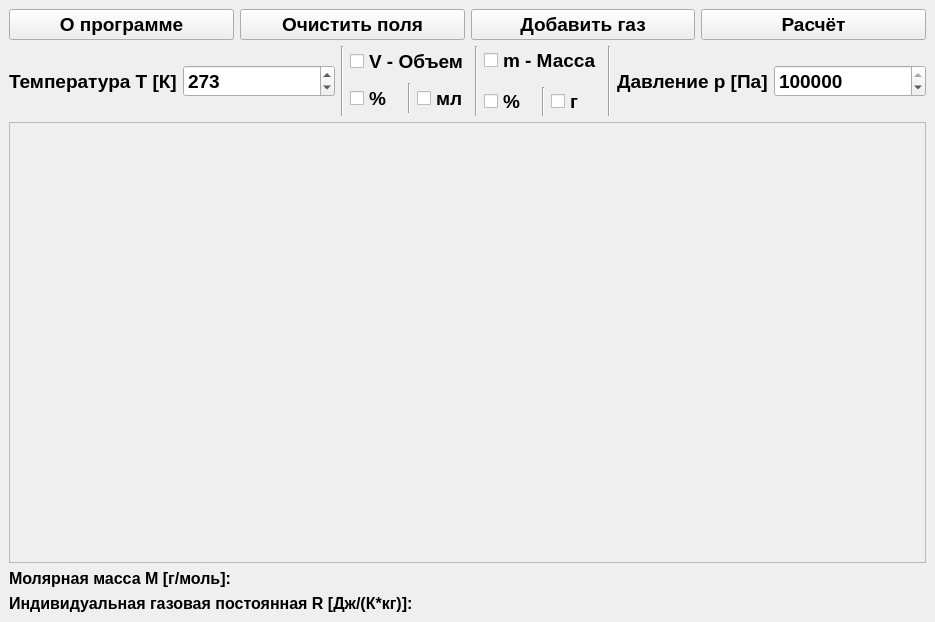
I-m-good-man/Gas-calculator, file ui/base_qt_ui/ui_main_window.ui: the form before one commit.
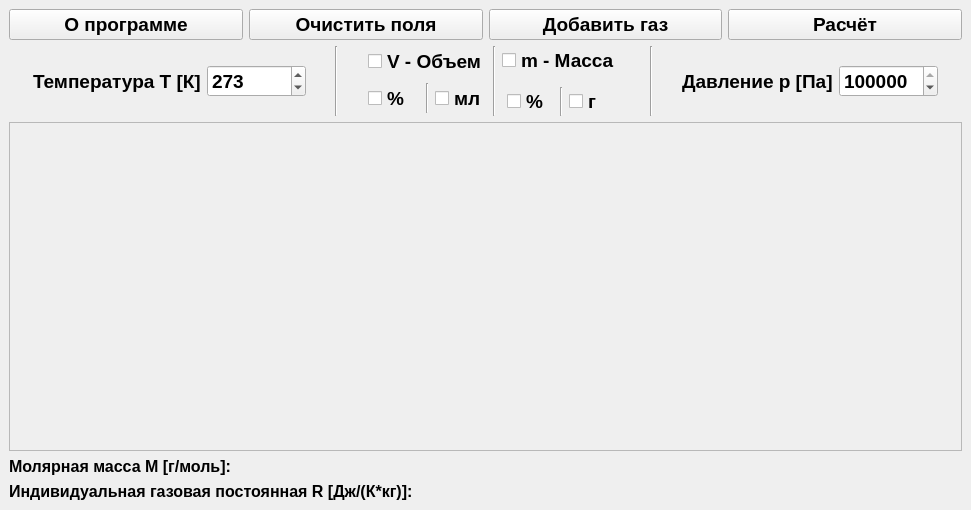
The form after the commit.

Commit message: Add visual changes in main window

What changed in the file:
```diff
--- a/ui/base_qt_ui/ui_main_window.ui
+++ b/ui/base_qt_ui/ui_main_window.ui
@@ -6,8 +6,8 @@
    <rect>
     <x>0</x>
     <y>0</y>
-    <width>935</width>
-    <height>622</height>
+    <width>971</width>
+    <height>510</height>
    </rect>
   </property>
   <property name="font">
@@ -57,6 +57,19 @@
       </item>
       <item>
        <layout class="QHBoxLayout" name="horizontalLayout_2">
+        <item>
+         <spacer name="horizontalSpacer">
+          <property name="orientation">
+           <enum>Qt::Horizontal</enum>
+          </property>
+          <property name="sizeHint" stdset="0">
+           <size>
+            <width>40</width>
+            <height>20</height>
+           </size>
+          </property>
+         </spacer>
+        </item>
         <item>
          <widget class="QLabel" name="temp_label">
           <property name="font">
@@ -86,6 +99,19 @@
           </property>
          </widget>
         </item>
+        <item>
+         <spacer name="horizontalSpacer_2">
+          <property name="orientation">
+           <enum>Qt::Horizontal</enum>
+          </property>
+          <property name="sizeHint" stdset="0">
+           <size>
+            <width>40</width>
+            <height>20</height>
+           </size>
+          </property>
+         </spacer>
+        </item>
         <item>
          <widget class="Line" name="line">
           <property name="orientation">
@@ -93,6 +119,19 @@
           </property>
          </widget>
         </item>
+        <item>
+         <spacer name="horizontalSpacer_3">
+          <property name="orientation">
+           <enum>Qt::Horizontal</enum>
+          </property>
+          <property name="sizeHint" stdset="0">
+           <size>
+            <width>40</width>
+            <height>20</height>
+           </size>
+          </property>
+         </spacer>
+        </item>
         <item>
          <layout class="QHBoxLayout" name="mass_or_volume_choice_3">
           <item>
@@ -126,7 +165,7 @@
                 </property>
                </widget>
               </item>
-              <item>
+              <item alignment="Qt::AlignHCenter">
                <widget class="QCheckBox" name="ml_checkbox_3">
                 <property name="maximumSize">
                  <size>
@@ -168,7 +207,7 @@
             </item>
             <item>
              <layout class="QHBoxLayout" name="mass_units_choice_3">
-              <item>
+              <item alignment="Qt::AlignHCenter">
                <widget class="QCheckBox" name="percent_checkbox_6">
                 <property name="maximumSize">
                  <size>
@@ -207,6 +246,19 @@
           </item>
          </layout>
         </item>
+        <item>
+         <spacer name="horizontalSpacer_4">
+          <property name="orientation">
+           <enum>Qt::Horizontal</enum>
+          </property>
+          <property name="sizeHint" stdset="0">
+           <size>
+            <width>40</width>
+            <height>20</height>
+           </size>
+          </property>
+         </spacer>
+        </item>
         <item>
          <widget class="Line" name="line_2">
           <property name="orientation">
@@ -214,6 +266,19 @@
           </property>
          </widget>
         </item>
+        <item>
+         <spacer name="horizontalSpacer_5">
+          <property name="orientation">
+           <enum>Qt::Horizontal</enum>
+          </property>
+          <property name="sizeHint" stdset="0">
+           <size>
+            <width>40</width>
+            <height>20</height>
+           </size>
+          </property>
+         </spacer>
+        </item>
         <item>
          <widget class="QLabel" name="pressure_label">
           <property name="text">
@@ -237,6 +302,19 @@
           </property>
          </widget>
         </item>
+        <item>
+         <spacer name="horizontalSpacer_6">
+          <property name="orientation">
+           <enum>Qt::Horizontal</enum>
+          </property>
+          <property name="sizeHint" stdset="0">
+           <size>
+            <width>40</width>
+            <height>20</height>
+           </size>
+          </property>
+         </spacer>
+        </item>
        </layout>
       </item>
       <item>
@@ -255,8 +333,8 @@
           <rect>
            <x>0</x>
            <y>0</y>
-           <width>913</width>
-           <height>416</height>
+           <width>949</width>
+           <height>304</height>
           </rect>
          </property>
          <property name="sizePolicy">
```
The commit also changes 1 other file.
